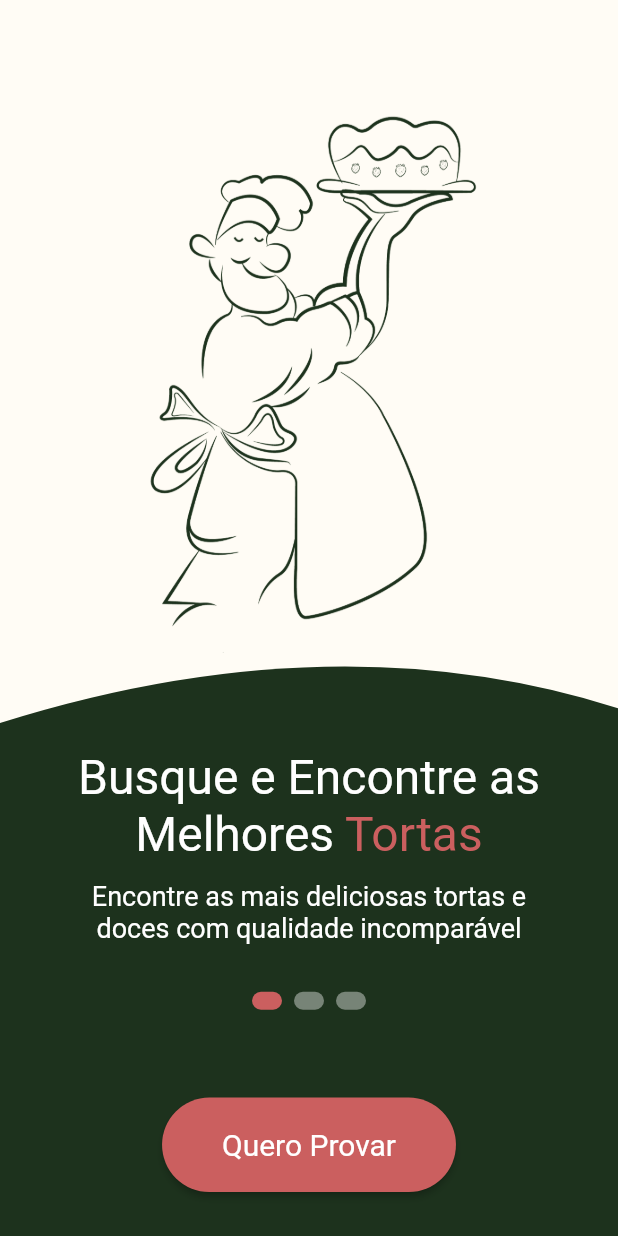
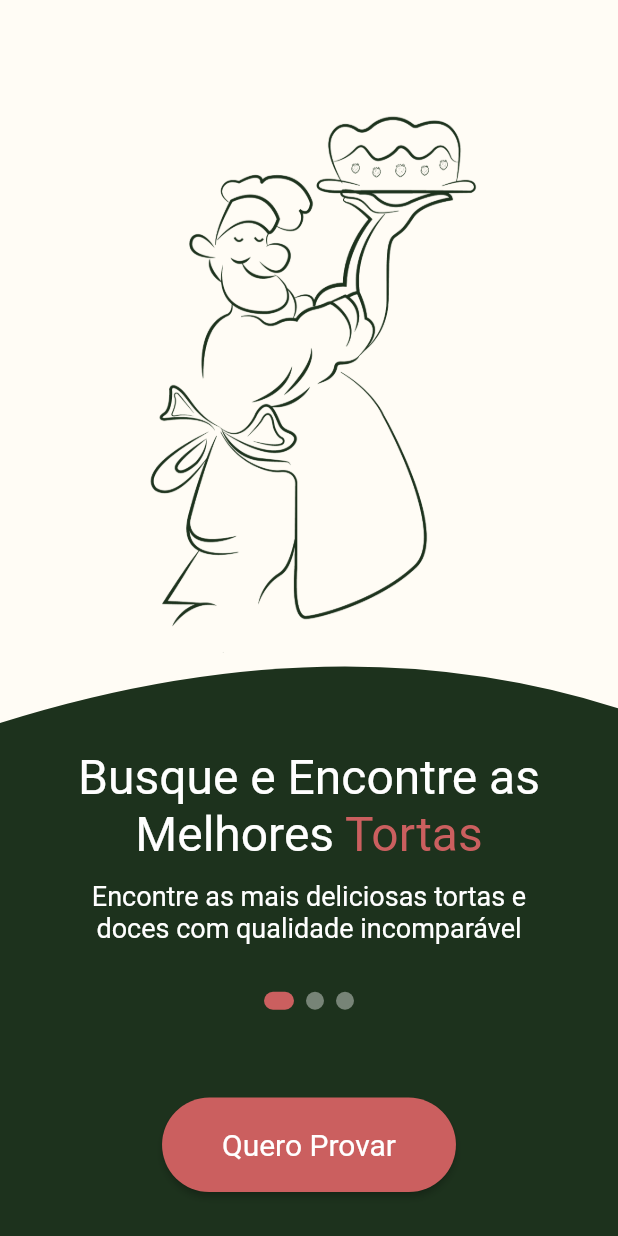
Before and after one commit to lucas-242/cake_market, a Flutter app: the GetStarted screen opened directly, on a phone screen of 412 x 824 dp. Run offline on Flutter 3.47's test engine with Material 2 defaults, Android fonts, the phone set to English and light mode, and no system bars; drawn by our look-alikes of carousel_slider; our stand-ins replace bloc, equatable, flutter_bloc, get_it; missing offline and left inert: flow_builder.

Commit message:
get_started module

```diff
--- a/lib/core/widgets/search_bar/search_bar.dart
+++ b/lib/core/widgets/search_bar/search_bar.dart
@@ -14,7 +14,7 @@ class SearchBar extends StatelessWidget {
   final EdgeInsets padding;
   final height = 55.0;
 
-  SearchBar({
+  const SearchBar({
     Key? key,
     this.label = 'Pesquise algo aqui',
     this.showFiltersButton = true,
--- a/lib/injection_container.dart
+++ b/lib/injection_container.dart
@@ -1,13 +1,13 @@
 import 'package:cake/modules/app/app.dart';
+import 'package:cake/modules/get_started/injector_container.dart'
+    as get_started;
 import 'package:get_it/get_it.dart';
 
 final instance = GetIt.instance;
 
 Future<void> init() async {
   instance.registerFactory(() => AppBloc());
-  // await login.init();
-  // await books.init();
-  // await search.init();
+  await get_started.init();
 
   //! Core
   // instance.registerLazySingleton<CacheClient>(() => CacheClientImpl());
--- a/lib/modules/app/app_flow.dart
+++ b/lib/modules/app/app_flow.dart
@@ -1,6 +1,6 @@
 import 'package:cake/core/models/models.dart';
 import 'package:cake/modules/app/app.dart';
-import 'package:cake/modules/app/get_started/get_started_page.dart';
+import 'package:cake/modules/get_started/get_started.dart';
 import 'package:flutter_bloc/flutter_bloc.dart';
 import 'package:flow_builder/flow_builder.dart';
 import 'package:flutter/material.dart';
--- a/lib/modules/app/get_started/get_started_page.dart
+++ /dev/null
@@ -1,230 +0,0 @@
-import 'package:cake/core/themes/themes.dart';
-import 'package:cake/modules/app/app.dart';
-import 'package:carousel_slider/carousel_slider.dart';
-import 'package:flutter/material.dart';
-import 'package:flutter_bloc/flutter_bloc.dart';
-
-class GetStarted extends StatefulWidget {
-  const GetStarted({Key? key}) : super(key: key);
-
-  @override
-  State<GetStarted> createState() => _GetStartedState();
-
-  static Page page() => const MaterialPage<void>(child: GetStarted());
-}
-
-class _GetStartedState extends State<GetStarted> {
-  final CarouselController _controller = CarouselController();
-  final textList = [
-    'Encontre as mais deliciosas tortas e doces com qualidade incomparável',
-    'Experimente também nossos salgados feito com todo o amor',
-    'Entregamos em todo o Rio de Janeiro no conforto da sua casa',
-  ];
-  int _current = 0;
-
-  @override
-  Widget build(BuildContext context) {
-    SizeConfig(context, kBottomNavigationBarHeight);
-
-    return Scaffold(
-      body: Container(
-        color: const Color(0xFFFFFCF5),
-        child: Stack(
-          children: [
-            Image.asset(
-              AppImages.logo,
-              height: SizeConfig.height * 0.6,
-            ),
-            CustomPaint(
-              size: Size(SizeConfig.width, SizeConfig.height),
-              painter: CurvedPainter(),
-            ),
-            Positioned(
-              width: SizeConfig.width,
-              height: SizeConfig.height * 0.46,
-              bottom: SizeConfig.height * 0,
-              child: Padding(
-                padding: const EdgeInsets.symmetric(horizontal: 50.0),
-                child: Column(
-                  crossAxisAlignment: CrossAxisAlignment.center,
-                  mainAxisAlignment: MainAxisAlignment.spaceAround,
-                  children: [
-                    Column(
-                      children: [
-                        _getText(),
-                        const SizedBox(height: 12),
-                        Column(
-                          children: [
-                            CarouselSlider(
-                              carouselController: _controller,
-                              options: CarouselOptions(
-                                  height: SizeConfig.height * 0.08,
-                                  enableInfiniteScroll: true,
-                                  viewportFraction: 1.0,
-                                  onPageChanged: (index, reason) {
-                                    setState(() {
-                                      _current = index;
-                                    });
-                                  }),
-                              items: textList.map((item) {
-                                return Builder(
-                                  builder: (BuildContext context) {
-                                    return Text(
-                                      item,
-                                      textAlign: TextAlign.center,
-                                      maxLines: 3,
-                                      style: const TextStyle(
-                                        fontSize: 18.0,
-                                        color: Colors.white,
-                                      ),
-                                    );
-                                  },
-                                );
-                              }).toList(),
-                            ),
-                            Row(
-                              mainAxisAlignment: MainAxisAlignment.center,
-                              children: textList.asMap().entries.map((entry) {
-                                return GestureDetector(
-                                  onTap: () =>
-                                      _controller.animateToPage(entry.key),
-                                  child: Container(
-                                    width: 20.0,
-                                    height: 12.0,
-                                    margin: const EdgeInsets.only(
-                                        top: 8.0, left: 4.0, right: 4.0),
-                                    decoration: BoxDecoration(
-                                        borderRadius:
-                                            BorderRadius.circular(50.0),
-                                        color: (_current == entry.key
-                                            ? const Color(0xFFCB5F5F)
-                                            // ? const Color(0xFF1D321D)
-                                            : Colors.white.withOpacity(0.4))
-                                        // .withOpacity(_current == entry.key
-                                        //     ? 0.9
-                                        //     : 0.4)
-                                        ),
-                                  ),
-                                );
-                              }).toList(),
-                            )
-                          ],
-                        ),
-                        // _getCarousel(
-                        //     context, _controller, size, textList, _current),
-                      ],
-                    ),
-                    _getButton(),
-                  ],
-                ),
-              ),
-            ),
-          ],
-        ),
-      ),
-    );
-  }
-
-  Widget _getButton() => ElevatedButton(
-        onPressed: () => context.read<AppBloc>().add(const UserGetStarted()),
-        child: const Text('Quero Provar'),
-        style: ButtonStyle(
-          backgroundColor:
-              MaterialStateProperty.all<Color>(const Color(0xFFCB5F5F)),
-          // MaterialStateProperty.all<Color>(const Color(0xFF1D321D)),
-          foregroundColor: MaterialStateProperty.all<Color>(Colors.white),
-          padding:
-              MaterialStateProperty.all<EdgeInsets>(const EdgeInsets.symmetric(
-            vertical: 20,
-            horizontal: 40,
-          )),
-          textStyle: MaterialStateProperty.all<TextStyle>(const TextStyle(
-            color: Colors.white,
-            fontSize: 20,
-          )),
-          shape: MaterialStateProperty.all<OutlinedBorder>(
-            RoundedRectangleBorder(
-              borderRadius: BorderRadius.circular(50.0),
-            ),
-          ),
-        ),
-        // style: ElevatedButton.styleFrom(
-        //   primary: const Color(0xFFD8B6A9),
-        //   onPrimary: Colors.white,
-        //   padding: const EdgeInsets.symmetric(
-        //     vertical: 20,
-        //     horizontal: 40,
-        //   ),
-        //   shape: RoundedRectangleBorder(
-        //     borderRadius: BorderRadius.circular(50.0),
-        //   ),
-        //   // shape: OutlinedBorder(side: BorderSide.none),
-        //   textStyle: const TextStyle(
-        //     color: Colors.white,
-        //     fontSize: 20,
-        //   ),
-        // ),
-      );
-
-  Widget _getText() => Column(
-        crossAxisAlignment: CrossAxisAlignment.center,
-        children: [
-          const Padding(
-            padding: EdgeInsets.only(top: 25.0),
-            child: Center(
-              child: Text(
-                'Busque e Encontre as',
-                style: TextStyle(
-                  fontSize: 32,
-                  color: Colors.white,
-                ),
-                textAlign: TextAlign.center,
-              ),
-            ),
-          ),
-          RichText(
-            text: const TextSpan(
-              text: 'Melhores ',
-              children: [
-                TextSpan(
-                  text: 'Tortas',
-                  style: TextStyle(color: Color(0xFFCB5F5F)),
-                  // style: TextStyle(color: Color(0xFF1D321D)),
-                )
-              ],
-              style: TextStyle(
-                fontSize: 32,
-                color: Colors.white,
-              ),
-            ),
-          ),
-        ],
-      );
-}
-
-class CurvedPainter extends CustomPainter {
-  @override
-  void paint(Canvas canvas, Size size) {
-    var paint = Paint()
-      // ..color = Color(0xFFD8B6A9)
-      // ..color = Color(0xFFFFFCF5)
-      // ..color = const Color(0xFFCB5F5F)
-      ..color = const Color(0xFF1D321D)
-      // ..color = const Color(0xFF109172)
-      ..strokeWidth = 1;
-
-    var path = Path();
-
-    path.moveTo(0, size.height * 0.585);
-    path.quadraticBezierTo(
-        size.width / 1.85, size.height * 0.5, size.width, size.height * 0.573);
-    path.lineTo(size.width, size.height);
-    path.lineTo(0, size.height);
-    canvas.drawPath(path, paint);
-  }
-
-  @override
-  bool shouldRepaint(CustomPainter oldDelegate) {
-    return true;
-  }
-}
--- /dev/null
+++ b/lib/modules/get_started/get_started.dart
@@ -0,0 +1,3 @@
+export './presentation/cubit/get_started_cubit.dart';
+export './presentation/widgets/widgets.dart';
+export './presentation/pages/get_started_page.dart';
--- /dev/null
+++ b/lib/modules/get_started/injector_container.dart
@@ -0,0 +1,9 @@
+import 'package:cake/modules/get_started/get_started.dart';
+import 'package:get_it/get_it.dart';
+
+final instance = GetIt.instance;
+
+Future<void> init() async {
+  // Blocs and Cubits
+  instance.registerFactory(() => GetStartedCubit());
+}
--- /dev/null
+++ b/lib/modules/get_started/presentation/cubit/get_started_cubit.dart
@@ -0,0 +1,12 @@
+import 'package:bloc/bloc.dart';
+import 'package:equatable/equatable.dart';
+
+part 'get_started_state.dart';
+
+class GetStartedCubit extends Cubit<GetStartedState> {
+  GetStartedCubit() : super(const GetStartedState());
+
+  void textShowChanged(int currentText) {
+    emit(state.copyWith(currentText: currentText));
+  }
+}
--- /dev/null
+++ b/lib/modules/get_started/presentation/cubit/get_started_state.dart
@@ -0,0 +1,28 @@
+part of 'get_started_cubit.dart';
+
+class GetStartedState extends Equatable {
+  final List<String> texts;
+  final int currentText;
+
+  const GetStartedState({
+    this.texts = const [
+      'Encontre as mais deliciosas tortas e doces com qualidade incomparável',
+      'Experimente também nossos salgados feito com todo o amor',
+      'Entregamos em todo o Rio de Janeiro no conforto da sua casa',
+    ],
+    this.currentText = 0,
+  });
+
+  @override
+  List<Object> get props => [texts, currentText];
+
+  GetStartedState copyWith({
+    List<String>? texts,
+    int? currentText,
+  }) {
+    return GetStartedState(
+      texts: texts ?? this.texts,
+      currentText: currentText ?? this.currentText,
+    );
+  }
+}
--- /dev/null
+++ b/lib/modules/get_started/presentation/pages/get_started_page.dart
@@ -0,0 +1,82 @@
+import 'package:cake/core/themes/themes.dart';
+import 'package:cake/modules/app/app.dart';
+import 'package:cake/modules/get_started/get_started.dart';
+import 'package:carousel_slider/carousel_slider.dart';
+import 'package:flutter/material.dart';
+import 'package:flutter_bloc/flutter_bloc.dart';
+
+import '/injection_container.dart' as di;
+
+class GetStarted extends StatefulWidget {
+  const GetStarted({Key? key}) : super(key: key);
+
+  @override
+  State<GetStarted> createState() => _GetStartedState();
+
+  static Page page() => const MaterialPage<void>(child: GetStarted());
+}
+
+class _GetStartedState extends State<GetStarted> {
+  final CarouselController _carouselController = CarouselController();
+
+  @override
+  Widget build(BuildContext context) {
+    SizeConfig(context, kBottomNavigationBarHeight);
+
+    return Scaffold(
+      body: BlocProvider(
+        create: (_) => di.instance<GetStartedCubit>(),
+        child: Container(
+          color: const Color(0xFFFFFCF5),
+          child: Stack(
+            children: [
+              Image.asset(
+                AppImages.logo,
+                height: SizeConfig.height * 0.6,
+              ),
+              CustomPaint(
+                size: Size(SizeConfig.width, SizeConfig.height),
+                painter: CurvedPainter(),
+              ),
+              Positioned(
+                width: SizeConfig.width,
+                height: SizeConfig.height * 0.46,
+                bottom: SizeConfig.height * 0,
+                child: Padding(
+                  padding: const EdgeInsets.symmetric(horizontal: 50.0),
+                  child: Column(
+                    crossAxisAlignment: CrossAxisAlignment.center,
+                    mainAxisAlignment: MainAxisAlignment.spaceAround,
+                    children: [
+                      Column(
+                        children: [
+                          const CallText(),
+                          const SizedBox(height: 12),
+                          BlocBuilder<GetStartedCubit, GetStartedState>(
+                              builder: (context, state) {
+                            return TextCarousel(
+                              textList: state.texts,
+                              currentText: state.currentText,
+                              carouselController: _carouselController,
+                              onTextChanged: (index, reason) => context
+                                  .read<GetStartedCubit>()
+                                  .textShowChanged(index),
+                            );
+                          }),
+                        ],
+                      ),
+                      ActionButton(
+                        onPressed: () =>
+                            context.read<AppBloc>().add(const UserGetStarted()),
+                      )
+                    ],
+                  ),
+                ),
+              ),
+            ],
+          ),
+        ),
+      ),
+    );
+  }
+}
--- /dev/null
+++ b/lib/modules/get_started/presentation/widgets/action_button.dart
@@ -0,0 +1,50 @@
+import 'package:flutter/material.dart';
+
+class ActionButton extends StatelessWidget {
+  final VoidCallback onPressed;
+  const ActionButton({Key? key, required this.onPressed}) : super(key: key);
+
+  @override
+  Widget build(BuildContext context) {
+    return ElevatedButton(
+      onPressed: onPressed,
+      child: const Text('Quero Provar'),
+      style: ButtonStyle(
+        backgroundColor:
+            MaterialStateProperty.all<Color>(const Color(0xFFCB5F5F)),
+        // MaterialStateProperty.all<Color>(const Color(0xFF1D321D)),
+        foregroundColor: MaterialStateProperty.all<Color>(Colors.white),
+        padding:
+            MaterialStateProperty.all<EdgeInsets>(const EdgeInsets.symmetric(
+          vertical: 20,
+          horizontal: 40,
+        )),
+        textStyle: MaterialStateProperty.all<TextStyle>(const TextStyle(
+          color: Colors.white,
+          fontSize: 20,
+        )),
+        shape: MaterialStateProperty.all<OutlinedBorder>(
+          RoundedRectangleBorder(
+            borderRadius: BorderRadius.circular(50.0),
+          ),
+        ),
+      ),
+      // style: ElevatedButton.styleFrom(
+      //   primary: const Color(0xFFD8B6A9),
+      //   onPrimary: Colors.white,
+      //   padding: const EdgeInsets.symmetric(
+      //     vertical: 20,
+      //     horizontal: 40,
+      //   ),
+      //   shape: RoundedRectangleBorder(
+      //     borderRadius: BorderRadius.circular(50.0),
+      //   ),
+      //   // shape: OutlinedBorder(side: BorderSide.none),
+      //   textStyle: const TextStyle(
+      //     color: Colors.white,
+      //     fontSize: 20,
+      //   ),
+      // ),
+    );
+  }
+}
--- /dev/null
+++ b/lib/modules/get_started/presentation/widgets/call_text.dart
@@ -0,0 +1,43 @@
+import 'package:flutter/material.dart';
+
+class CallText extends StatelessWidget {
+  const CallText({Key? key}) : super(key: key);
+
+  @override
+  Widget build(BuildContext context) {
+    return Column(
+      crossAxisAlignment: CrossAxisAlignment.center,
+      children: [
+        const Padding(
+          padding: EdgeInsets.only(top: 25.0),
+          child: Center(
+            child: Text(
+              'Busque e Encontre as',
+              style: TextStyle(
+                fontSize: 32,
+                color: Colors.white,
+              ),
+              textAlign: TextAlign.center,
+            ),
+          ),
+        ),
+        RichText(
+          text: const TextSpan(
+            text: 'Melhores ',
+            children: [
+              TextSpan(
+                text: 'Tortas',
+                style: TextStyle(color: Color(0xFFCB5F5F)),
+                // style: TextStyle(color: Color(0xFF1D321D)),
+              )
+            ],
+            style: TextStyle(
+              fontSize: 32,
+              color: Colors.white,
+            ),
+          ),
+        ),
+      ],
+    );
+  }
+}
--- /dev/null
+++ b/lib/modules/get_started/presentation/widgets/curved_painter.dart
@@ -0,0 +1,28 @@
+import 'package:flutter/material.dart';
+
+class CurvedPainter extends CustomPainter {
+  @override
+  void paint(Canvas canvas, Size size) {
+    var paint = Paint()
+      // ..color = Color(0xFFD8B6A9)
+      // ..color = Color(0xFFFFFCF5)
+      // ..color = const Color(0xFFCB5F5F)
+      ..color = const Color(0xFF1D321D)
+      // ..color = const Color(0xFF109172)
+      ..strokeWidth = 1;
+
+    var path = Path();
+
+    path.moveTo(0, size.height * 0.585);
+    path.quadraticBezierTo(
+        size.width / 1.85, size.height * 0.5, size.width, size.height * 0.573);
+    path.lineTo(size.width, size.height);
+    path.lineTo(0, size.height);
+    canvas.drawPath(path, paint);
+  }
+
+  @override
+  bool shouldRepaint(CustomPainter oldDelegate) {
+    return true;
+  }
+}
--- /dev/null
+++ b/lib/modules/get_started/presentation/widgets/text_carousel.dart
@@ -0,0 +1,76 @@
+import 'package:cake/core/themes/themes.dart';
+import 'package:carousel_slider/carousel_slider.dart';
+import 'package:flutter/material.dart';
+
+class TextCarousel extends StatefulWidget {
+  final List<String> textList;
+  final int currentText;
+  final CarouselController carouselController;
+  final Function(int, CarouselPageChangedReason) onTextChanged;
+  const TextCarousel(
+      {Key? key,
+      required this.textList,
+      required this.currentText,
+      required this.carouselController,
+      required this.onTextChanged})
+      : super(key: key);
+
+  @override
+  _TextCarouselState createState() => _TextCarouselState();
+}
+
+class _TextCarouselState extends State<TextCarousel> {
+  @override
+  Widget build(BuildContext context) {
+    return Column(
+      children: [
+        CarouselSlider(
+          carouselController: widget.carouselController,
+          options: CarouselOptions(
+            height: SizeConfig.height * 0.08,
+            enableInfiniteScroll: true,
+            viewportFraction: 1.0,
+            onPageChanged: widget.onTextChanged,
+          ),
+          items: widget.textList.map((item) {
+            return Builder(
+              builder: (BuildContext context) {
+                return Text(
+                  item,
+                  textAlign: TextAlign.center,
+                  maxLines: 3,
+                  style: const TextStyle(
+                    fontSize: 18.0,
+                    color: Colors.white,
+                  ),
+                );
+              },
+            );
+          }).toList(),
+        ),
+        Row(
+          mainAxisAlignment: MainAxisAlignment.center,
+          children: widget.textList.asMap().entries.map((text) {
+            return GestureDetector(
+              onTap: () => widget.carouselController.animateToPage(text.key),
+              child: Container(
+                width: widget.currentText == text.key ? 20.0 : 12,
+                height: 12.0,
+                margin: const EdgeInsets.only(top: 8.0, left: 4.0, right: 4.0),
+                decoration: widget.currentText == text.key
+                    ? BoxDecoration(
+                        borderRadius: BorderRadius.circular(8.0),
+                        color: const Color(0xFFCB5F5F),
+                      )
+                    : BoxDecoration(
+                        borderRadius: BorderRadius.circular(8.0),
+                        color: Colors.white.withOpacity(0.4),
+                      ),
+              ),
+            );
+          }).toList(),
+        )
+      ],
+    );
+  }
+}
--- /dev/null
+++ b/lib/modules/get_started/presentation/widgets/widgets.dart
@@ -0,0 +1,4 @@
+export './action_button.dart';
+export './call_text.dart';
+export './curved_painter.dart';
+export './text_carousel.dart';
```
